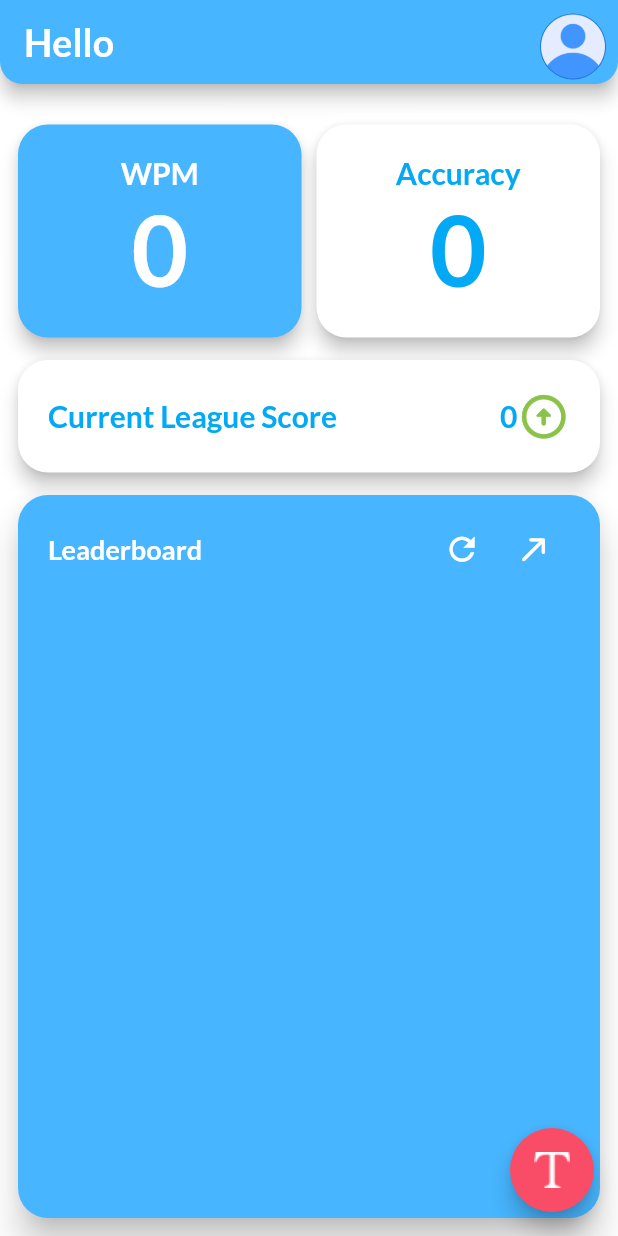
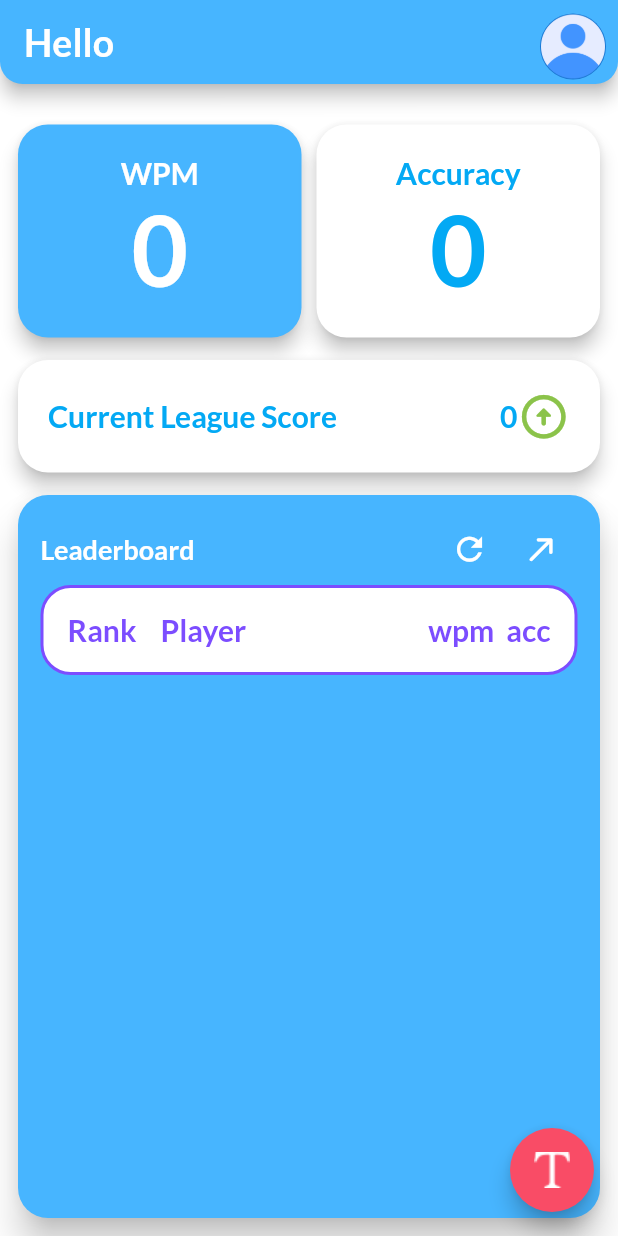
Before and after one commit to original-subbaman/typing_game, a Flutter app: the screen it shows once a user with an empty profile is signed in, on a phone screen of 412 x 824 dp. Run offline on Flutter 3.47's test engine with Material 2 defaults, Android fonts, the phone set to English and light mode, and no system bars; drawn by our look-alikes of auto_size_text; our stand-ins replace animated_text_kit, cloud_firestore, firebase_auth, firebase_core, google_fonts, lorem_ipsum and 3 more; missing offline and left inert: random_words; accounts and stored records are empty.

Commit message:
1. Fixed issue with navigation after logging out 2. Leader now shows wpm rank and acc

```diff
--- a/lib/firebase/firebase_firestore.dart
+++ b/lib/firebase/firebase_firestore.dart
@@ -129,13 +129,17 @@ class MyCloudFirestore {
     });
   }
 
-  static updateLeagueScoreInLeagueTable({required int leagueScore}) async {
+  static updateLeagueScoreInLeagueTable({required int leagueScore, required int acc, required int wpm}) async {
     final league = _league.doc(MyFirebaseAuth.currentUserId);
     await league.get().then((snapshot) {
       if (snapshot.exists) {
         final Map data = snapshot.data() as Map;
         if (leagueScore > data['league_score']) {
-          league.update({"league_score": leagueScore}).then(
+          league.update({
+            "league_score": leagueScore,
+            "acc": data['acc'],
+            "wpm": data['wpm']
+          }).then(
               (value) => print("User league score updated in league table"),
               onError: (e) =>
                   print("Error updating league score in league table"));
@@ -167,8 +171,16 @@ class MyCloudFirestore {
                 final player = doc.data();
                 final String userName = player["user_name"];
                 final int leagueScore = player["league_score"];
+                final int wpm = player["wpm"];
+                final int acc = player["acc"];
+                print(wpm);
                 topTenPlayersList.add(new LeaderboardItem(
-                    userName: userName, leagueScore: leagueScore, rank: rank));
+                    userName: userName,
+                    leagueScore: leagueScore,
+                    rank: rank,
+                    acc: acc,
+                    wpm: wpm,
+                ));
                 rank++;
               })
             });
--- a/lib/model/leaderboard_item.dart
+++ b/lib/model/leaderboard_item.dart
@@ -7,6 +7,10 @@ class LeaderboardItem{
   String userName;
   int rank;
   int leagueScore;
+  int wpm;
+  int acc;
 
-  LeaderboardItem({required this.userName, required this.leagueScore, required this.rank} );
+  LeaderboardItem({required this.userName,
+    required this.leagueScore, required this.rank, required this.wpm
+  , required this.acc} );
 }
--- a/lib/model/league_item.dart
+++ b/lib/model/league_item.dart
@@ -2,6 +2,13 @@ class LeagueItem{
   String docId;
   String userName;
   String leagueScore;
+  int acc;
+  int wpm;
 
-  LeagueItem({required this.docId, required this.userName, required this.leagueScore});
+  LeagueItem({
+    required this.docId,
+    required this.userName,
+    required this.leagueScore,
+    required this.acc,
+    required this.wpm});
 }
--- a/lib/screens/home_screen.dart
+++ b/lib/screens/home_screen.dart
@@ -30,7 +30,7 @@ class _HomeScreenState extends State<HomeScreen> {
 
 
 
-  void setUserDataToUI() async{
+   setUserDataToUI() async{
     await MyCloudFirestore.getUser().then((value){
      setState(() {
        if(value != null){
@@ -59,8 +59,13 @@ class _HomeScreenState extends State<HomeScreen> {
 
   @override
   void initState() {
+    setUserDataToUI();
     super.initState();
-    setUserDataToUI();
+  }
+
+  @override
+  void dispose(){
+     super.dispose();
   }
 
   @override
@@ -192,41 +197,3 @@ class _HomeScreenState extends State<HomeScreen> {
     );
   }
 }
-
-// List<LeaderboardItem> items = [
-//   LeaderboardItem(
-//       userImage: AssetImage('assets/images/gojo.jpg'),
-//       userName: 'Satoru Gojo',
-//       rank: '1',
-//       upDownIcon: kRankUpIcon),
-//   LeaderboardItem(
-//       userImage: AssetImage('assets/images/saitama.jpg'),
-//       userName: 'Saitama',
-//       rank: '2',
-//       upDownIcon: kRankUpIcon),
-//   LeaderboardItem(
-//       userImage: AssetImage('assets/images/saitama.jpg'),
-//       userName: 'Escanor',
-//       rank: '3',
-//       upDownIcon: kRankDownIcon),
-//   LeaderboardItem(
-//       userImage: AssetImage('assets/images/saitama.jpg'),
-//       userName: 'Madara Uchiha',
-//       rank: '4',
-//       upDownIcon: kRankUpIcon),
-//   LeaderboardItem(
-//       userImage: AssetImage('assets/images/saitama.jpg'),
-//       userName: 'Son Goku',
-//       rank: '5',
-//       upDownIcon: kRankDownIcon),
-//   LeaderboardItem(
-//       userImage: AssetImage('assets/images/gojo.jpg'),
-//       userName: 'Satoru Gojo',
-//       rank: '1',
-//       upDownIcon: kRankUpIcon),
-//   LeaderboardItem(
-//       userImage: AssetImage('assets/images/gojo.jpg'),
-//       userName: 'Satoru Gojo',
-//       rank: '1',
-//       upDownIcon: kRankUpIcon),
-// ];
--- a/lib/screens/profile_page.dart
+++ b/lib/screens/profile_page.dart
@@ -180,7 +180,10 @@ class _ProfilePageScreenState extends State<ProfilePageScreen> {
                           Colors.grey.withAlpha(50),
                         )),
                         onPressed: () {
-                           MyFirebaseAuth.signOutUser().then((status)=> Navigator.popAndPushNamed(context, SignInScreen.kSignInScreen));
+                           MyFirebaseAuth.signOutUser().then((status)=> {
+                             Navigator.pushNamedAndRemoveUntil(context,
+                                 SignInScreen.kSignInScreen, (route) => false)
+                           });
                         },
                         child: Text(
                           'Sign Out',
--- a/lib/screens/typing_test_screen.dart
+++ b/lib/screens/typing_test_screen.dart
@@ -221,7 +221,7 @@ class _TypingTestScreenState extends State<TypingTestScreen>
     MyCloudFirestore.updateUserBestScore(acc: acc, wpm: wpm); //Setting best user score on Firestore
     int leagueScore = acc + wpm;
     MyCloudFirestore.updateLeagueScoreInUsers(leagueScore: leagueScore);
-    MyCloudFirestore.updateLeagueScoreInLeagueTable(leagueScore: leagueScore);
+    MyCloudFirestore.updateLeagueScoreInLeagueTable(leagueScore: leagueScore, wpm: wpm, acc: acc);
   }
 
   _updateLatestScore({required int acc, required int wpm}){
--- a/lib/widgets/leaderboard.dart
+++ b/lib/widgets/leaderboard.dart
@@ -1,6 +1,7 @@
 import 'package:cloud_firestore/cloud_firestore.dart';
 import 'package:flutter/material.dart';
 import 'package:thumbing/firebase/firebase_firestore.dart';
+import 'package:thumbing/model/leaderboard_item.dart';
 import 'package:thumbing/screens/leaderboard_screen.dart';
 import 'package:thumbing/utility/constants.dart';
 
@@ -16,10 +17,28 @@ class Leaderboard extends StatefulWidget {
 
 class _LeaderboardState extends State<Leaderboard> {
   var items = [];
-  setPlayerRank(){
-    for(var i = 0; i < items.length; i++){
-      if(MyCloudFirestore.currentUser == items[i].userName){
-        MyCloudFirestore.currentRank= i + 1;
+
+  var trailingItemTextStyle = kCardTextStyle.copyWith(
+      fontSize: 20, color: Colors.white, fontWeight: FontWeight.bold);
+
+  TrailingText(data) {
+    return Text(
+      data.toString(),
+      style: trailingItemTextStyle,
+    );
+  }
+
+  HeaderText(header){
+    return Text(
+      header,
+      style: trailingItemTextStyle.copyWith(color: Colors.deepPurpleAccent),
+    );
+  }
+
+  setPlayerRank() {
+    for (var i = 1; i < items.length; i++) {
+      if (MyCloudFirestore.currentUser == items[i].userName) {
+        MyCloudFirestore.currentRank = i + 1;
       }
     }
   }
@@ -27,7 +46,7 @@ class _LeaderboardState extends State<Leaderboard> {
   setLeagueData() async {
     await MyCloudFirestore.getLeaderboard().then((value) {
       setState(() {
-        items = value;
+         items = items + value;
          setPlayerRank();
       });
     });
@@ -35,6 +54,7 @@ class _LeaderboardState extends State<Leaderboard> {
 
   @override
   void initState() {
+    items.add(LeaderboardItem(userName: "", leagueScore: 0, rank: 0, wpm: 0, acc: 0));
     setLeagueData();
     super.initState();
   }
@@ -49,7 +69,7 @@ class _LeaderboardState extends State<Leaderboard> {
         width: double.infinity,
         child: Padding(
           padding: const EdgeInsets.only(
-              left: 20.0, right: 20.0, top: 12.0, bottom: 20.0),
+              left: 15.0, right: 15.0, top: 12.0, bottom: 20.0),
           child: Column(
             mainAxisAlignment: MainAxisAlignment.start,
             crossAxisAlignment: CrossAxisAlignment.start,
@@ -98,19 +118,42 @@ class _LeaderboardState extends State<Leaderboard> {
                   physics: BouncingScrollPhysics(
                       parent: AlwaysScrollableScrollPhysics()),
                   itemBuilder: (_, index) {
+                    var user = items[index];
+                    if(index == 0){
                       return ListTile(
+                        shape: RoundedRectangleBorder(
+                          side: BorderSide(width: 2, color: Colors.deepPurpleAccent),
+                          borderRadius: BorderRadius.circular(20)
+                        ),
+                        selectedTileColor: Colors.white,
+                        selected: true,
+                        leading: HeaderText("Rank"),
+                        title: HeaderText("Player"),
+                        trailing: Wrap(
+                          children: [
+                            HeaderText("wpm"),
+                            HeaderText("acc"),
+                          ],
+                          spacing: 8.0,
+                        ),
+                      );
+                    }else{
+                      return ListTile(
+                        leading: TrailingText(user.rank),
                         title: Text(
-                        items[index].userName,
+                          user.userName,
                           style: kCardTextStyle,
                         ),
-                      trailing: Text(
-                        items[index].rank.toString(),
-                        style: kCardTextStyle.copyWith(
-                            fontSize: 20,
-                            color: Colors.white,
-                            fontWeight: FontWeight.bold),
+                        trailing: Wrap(
+                          children: <Widget>[
+                            TrailingText(user.wpm),
+                            TrailingText(user.acc),
+                          ],
+                          spacing: 20.0,
                         ),
                       );
+                    }
+
                   },
                 ),
               )
--- a/pubspec.yaml
+++ b/pubspec.yaml
@@ -49,8 +49,10 @@ dev_dependencies:
   flutter_launcher_icons: ^0.13.0
 
 flutter_icons:
-  android: true
-  image_path: "assets/logo_taptap.png"
+  android: "launcher_icon"
+  ios: true
+  image_path: "assets/logo_tt.png"
+  min_sdk_android: 21
 # For information on the generic Dart part of this file, see the
 # following page: https://dart.dev/tools/pub/pubspec
 
```
Also changed, not shown: assets/logo_taptap.png (deleted), assets/logo_tt.png (added), 17 other files. Lines whose indentation alone changed are shown as unchanged.
